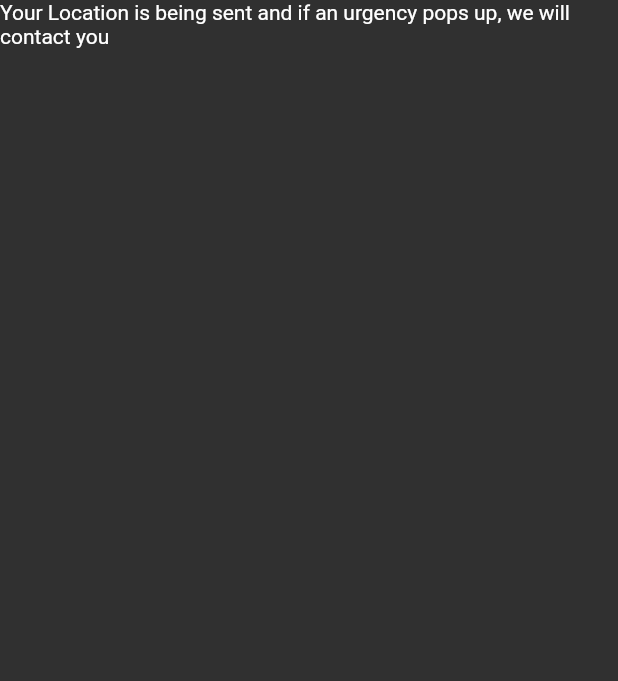
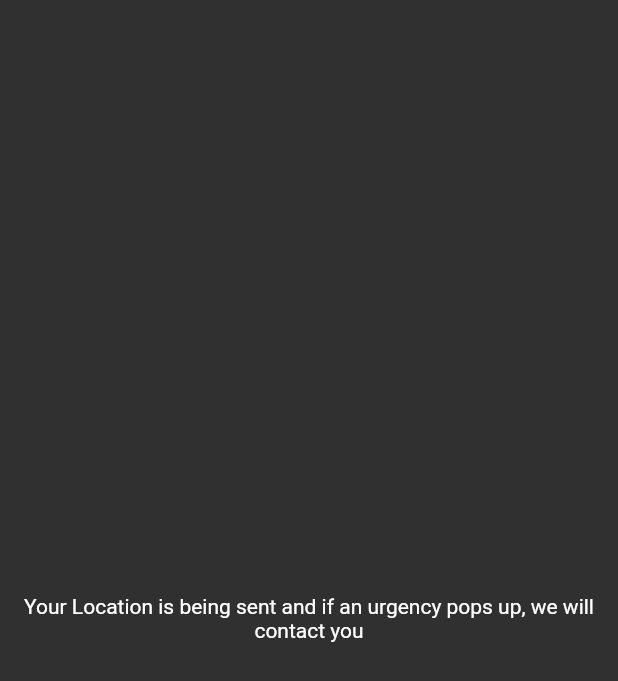
Before and after one commit to manRexx/Flutter_Doctuber, a Flutter app: the Doctoreg screen opened by its route, after a tap on "Doctor Page", on a phone screen of 412 x 824 dp. Shown: the top 681 px of the screen. Run offline on Flutter 3.47's test engine with Material 2 defaults, Android fonts, the phone set to English and light mode, and no system bars; our stand-ins replace geolocator.

Commit message:
new branch , centered widgets

```diff
--- a/lib/Doctor_files/D_Location.dart
+++ b/lib/Doctor_files/D_Location.dart
@@ -10,10 +10,14 @@ class _D_LocationState extends State<D_Location> {
   @override
   Widget build(BuildContext context) {
     return Scaffold(
-      body: Column(
-        children: <Widget>[
-          Text('Your Location is being sent and if an urgency pops up, we will contact you',),
-        ],
+      body: Padding(
+        padding: EdgeInsets.all(16.0),
+        child: Column(
+          mainAxisAlignment: MainAxisAlignment.center,
+          children: <Widget>[
+            Text('Your Location is being sent and if an urgency pops up, we will contact you',textAlign: TextAlign.center,),
+          ],
+        ),
       ),
     );
   }
--- a/lib/Doctor_files/D_emergency.dart
+++ b/lib/Doctor_files/D_emergency.dart
@@ -11,11 +11,12 @@ class _D_EmergencyState extends State<D_Emergency> {
   Widget build(BuildContext context) {
     return Scaffold(
       body: Column(
+        mainAxisAlignment: MainAxisAlignment.center,
         children: <Widget>[
           Text('An emergency has occurred in your locality, would you like to go their?'),
           Material(
             color: Colors.blueAccent,
-            borderRadius: BorderRadius.circular(30.0),
+            borderRadius: BorderRadius.circular(5.0),
             child: MaterialButton(
               onPressed: (){
                 setState(() {
@@ -28,7 +29,7 @@ class _D_EmergencyState extends State<D_Emergency> {
           ),
       Material(
         color: Colors.blueAccent,
-        borderRadius: BorderRadius.circular(30.0),
+        borderRadius: BorderRadius.circular(5.0),
         child: MaterialButton(
           onPressed: (){
             setState(() {
--- a/lib/Doctor_files/DoctorLogin.dart
+++ b/lib/Doctor_files/DoctorLogin.dart
@@ -15,6 +15,8 @@ class _DoctorLoginState extends State<DoctorLogin> {
   Widget build(BuildContext context) {
     return Scaffold(
       body: Column(
+        mainAxisAlignment: MainAxisAlignment.center,
+        crossAxisAlignment: CrossAxisAlignment.stretch,
         children: <Widget>[
           Container(
             child: TextField(
@@ -37,6 +39,7 @@ class _DoctorLoginState extends State<DoctorLogin> {
               ),
             ),
           ),
+          SizedBox(height : 10.0),
           Container(
             child: TextField(
               autofocus: true,
@@ -58,6 +61,7 @@ class _DoctorLoginState extends State<DoctorLogin> {
               ),
             ),
           ),
+          SizedBox(height: 10.0),
           Container(
             child: Material(
               child: MaterialButton(
--- a/lib/Doctor_files/Doctoreg.dart
+++ b/lib/Doctor_files/Doctoreg.dart
@@ -18,6 +18,7 @@ class _DoctoregState extends State<Doctoreg> {
     return Scaffold(
       body: Column(
         mainAxisAlignment: MainAxisAlignment.center,
+        crossAxisAlignment: CrossAxisAlignment.center,
         children: <Widget>[
           TextField(
             autofocus: true,
@@ -38,6 +39,7 @@ class _DoctoregState extends State<Doctoreg> {
               ),
             ),
           ),
+          SizedBox(height: 10.0),
           TextField(
             autofocus: true,
             cursorColor: Colors.amber,
@@ -57,6 +59,7 @@ class _DoctoregState extends State<Doctoreg> {
               ),
             ),
           ),
+          SizedBox(height: 10.0),
           TextField(
             autofocus: true,
             cursorColor: Colors.amber,
@@ -75,10 +78,10 @@ class _DoctoregState extends State<Doctoreg> {
               ),
             ),
           ),
-
+          SizedBox(height: 30.0),
           Material(
             color: Colors.blueAccent,
-            borderRadius: BorderRadius.circular(30.0),
+            borderRadius: BorderRadius.circular(5.0),
             child: MaterialButton(
               onPressed: () {
                 setState(() {});
--- a/lib/WelcomeScreen.dart
+++ b/lib/WelcomeScreen.dart
@@ -28,7 +28,7 @@ class _WelcomeScreenState extends State<WelcomeScreen> {
                 padding: EdgeInsets.all(20.0),
                 child: Material(
                   color: Colors.blueAccent,
-                  borderRadius: BorderRadius.circular(30.0),
+                  borderRadius: BorderRadius.circular(5.0),
                   child: MaterialButton(
                     onPressed: () {
                       setState(() {});
@@ -50,7 +50,7 @@ class _WelcomeScreenState extends State<WelcomeScreen> {
                 padding: EdgeInsets.all(20.0),
                 child: Material(
                   color: Colors.blueAccent,
-                  borderRadius: BorderRadius.circular(30.0),
+                  borderRadius: BorderRadius.circular(5.0),
                   child: MaterialButton(
                     onPressed: () {
                       setState(() {});
--- a/lib/user_files/U_Location.dart
+++ b/lib/user_files/U_Location.dart
@@ -11,9 +11,10 @@ class _U_LocationState extends State<U_Location> {
   Widget build(BuildContext context) {
     return Scaffold(
       body: Column(
+        mainAxisAlignment: MainAxisAlignment.center,
         children: <Widget>[
           Text(
-            'Your Location has been sent and Medical help will soon arrive',
+            'Your Location has been sent and Medical help will soon arrive', textAlign: TextAlign.center,
           ),
         ],
       ),
--- a/lib/user_files/User1.dart
+++ b/lib/user_files/User1.dart
@@ -13,12 +13,14 @@ class _User1State extends State<User1> {
   Widget build(BuildContext context) {
     return Scaffold(
       body: Column(
+        mainAxisAlignment: MainAxisAlignment.center,
+        crossAxisAlignment: CrossAxisAlignment.stretch,
         children: <Widget>[
           Container(
             padding: EdgeInsets.all(20.0),
             child: Material(
               color: Colors.blueAccent,
-              borderRadius: BorderRadius.circular(30.0),
+              borderRadius: BorderRadius.circular(5.0),
               child: MaterialButton(
                 onPressed: () {
                   setState(() {});
@@ -39,7 +41,7 @@ class _User1State extends State<User1> {
             padding: EdgeInsets.all(20.0),
             child: Material(
               color: Colors.blueAccent,
-              borderRadius: BorderRadius.circular(30.0),
+              borderRadius: BorderRadius.circular(5.0),
               child: MaterialButton(
                 onPressed: () {
                   setState(() {});
--- a/lib/user_files/UserLogin.dart
+++ b/lib/user_files/UserLogin.dart
@@ -15,6 +15,7 @@ class _UserLoginState extends State<UserLogin> {
     return Scaffold(
       body: Column(
         mainAxisAlignment: MainAxisAlignment.center,
+        crossAxisAlignment: CrossAxisAlignment.stretch,
         children: <Widget>[
           Container(
             child: TextField(
@@ -37,6 +38,7 @@ class _UserLoginState extends State<UserLogin> {
               ),
             ),
           ),
+          SizedBox(height: 10),
           Container(
             child: TextField(
               autofocus: true,
@@ -58,11 +60,13 @@ class _UserLoginState extends State<UserLogin> {
               ),
             ),
           ),
+          SizedBox(height: 20,),
           Container(
             child: Material(
               child: MaterialButton(
                 child: Text('Next',
                 ),
+                onPressed: () {},
               ),
             ),
           ),
```
Also changed, not shown: lib/Doctor_files/Doctor1.dart (+6 -3 lines), lib/user_files/UserRegistration.dart (+7 -1 lines).
